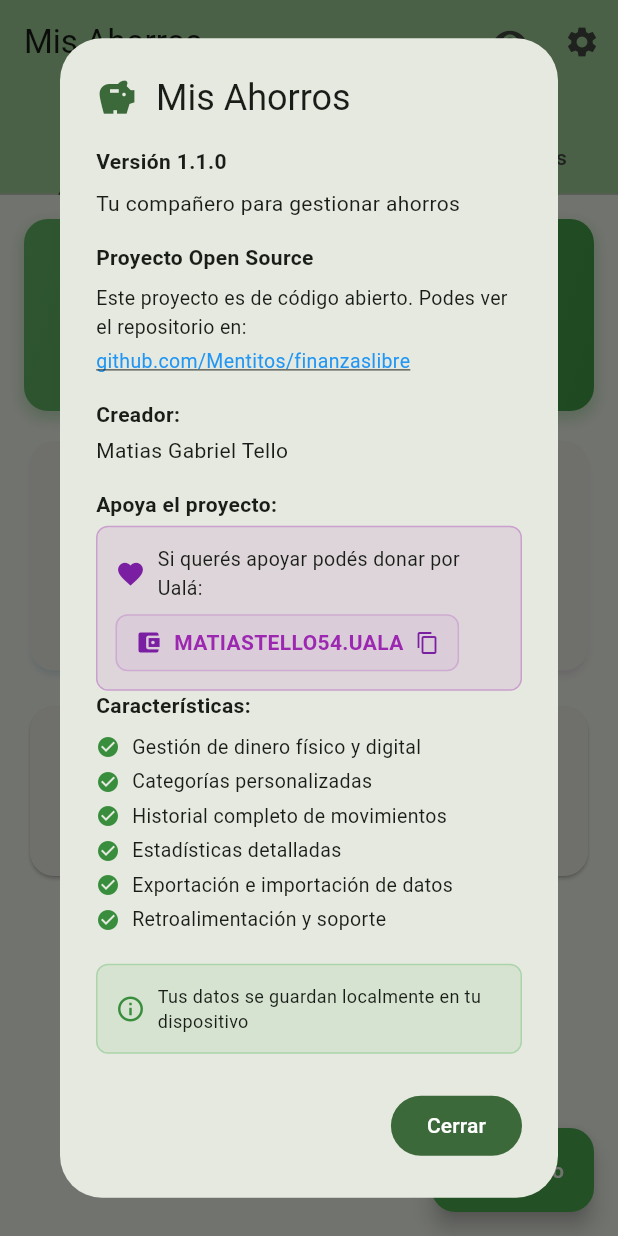
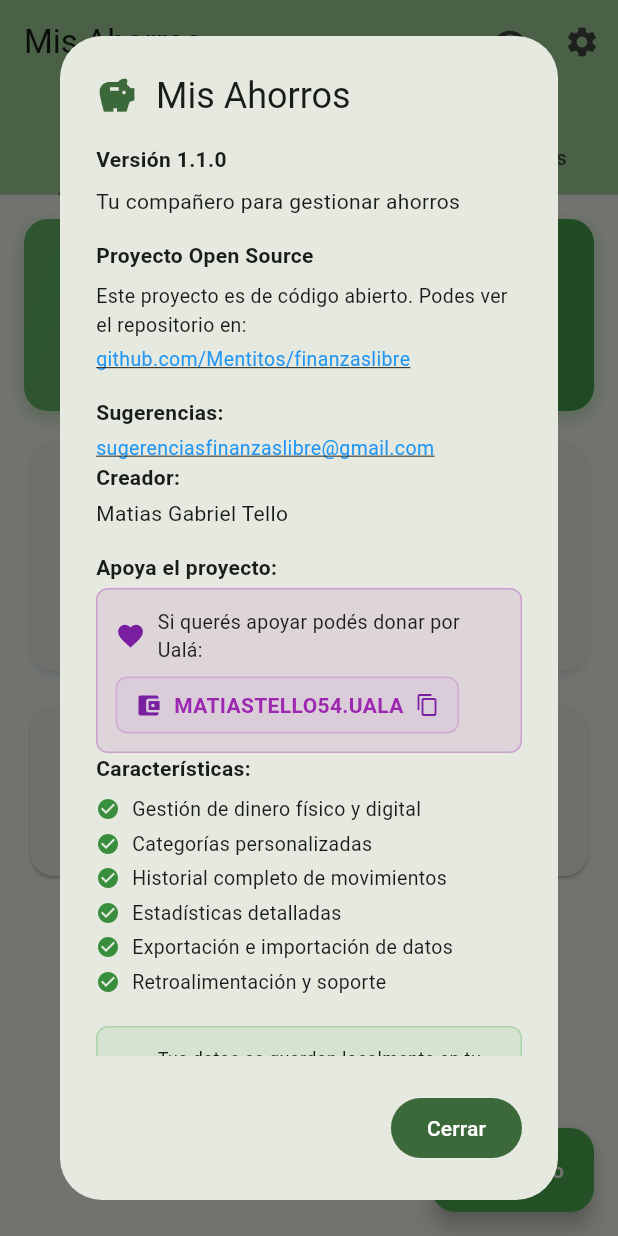
Before and after one commit to Mentitos/finanzaslibre, a Flutter app: the SettingsMenu widget shown alone on an empty page, opened directly with empty values, scrolled down 228 dp, after a tap on "Acerca de", on a phone screen of 412 x 824 dp. Run offline on Flutter 3.47's test engine with Material 3 defaults, Android fonts, the phone set to English and light mode, and no system bars; our stand-ins replace local_auth, shared_preferences; missing offline and left inert: fuzzywuzzy; accounts and stored records are empty.

Commit message:
sugerencias

```diff
--- a/finanzas/lib/screens/settings/settings_menu.dart
+++ b/finanzas/lib/screens/settings/settings_menu.dart
@@ -279,6 +279,32 @@
             ),
             const SizedBox(height: 16),
 
+
+// ---- CORREO DE SUGERENCIAS ----
+const Text(
+  'Sugerencias:',
+  style: TextStyle(fontWeight: FontWeight.bold),
+),
+const SizedBox(height: 4),
+InkWell(
+  onTap: () async {
+    final Uri emailLaunchUri = Uri(
+      scheme: 'mailto',
+      path: 'sugerenciasfinanzaslibre@gmail.com',
+      query: 'subject=Feedback FinanzasLibre&body=Hola, quisiera sugerir...',
+    );
+    await launchUrl(emailLaunchUri);
+  },
+  child: const Text(
+    'sugerenciasfinanzaslibre@gmail.com',
+    style: TextStyle(
+      fontSize: 13,
+      color: Colors.blue,
+      decoration: TextDecoration.underline,
+    ),
+  ),
+),
+
             // ---- CREATOR ----
             const Text(
               'Creador:',
```
